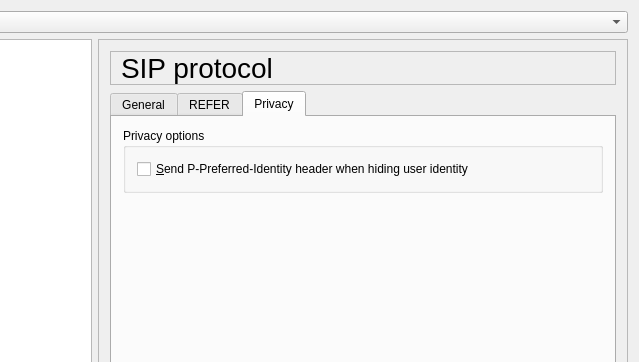
fbriere/twinkle, file src/gui/userprofileform.ui: the form before one commit; both pictures show x 138 to 777 and y 0 to 362 of the 777 by 592 pixel window.
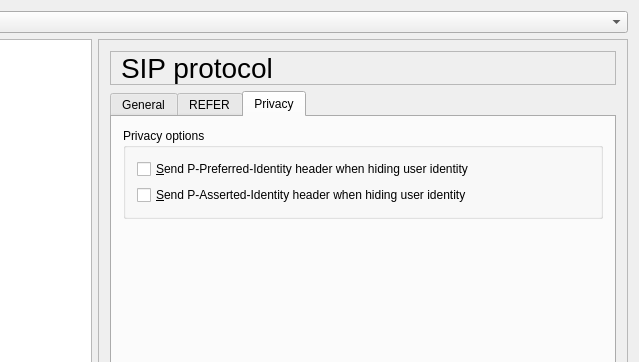
The form after the commit. The open tabs and pages were chosen to show the change. Icons and pictures are not drawn.

The edit to the form file:
```diff
--- a/src/gui/userprofileform.ui
+++ b/src/gui/userprofileform.ui
@@ -2647,6 +2647,19 @@
                 </property>
                </widget>
               </item>
+              <item>
+               <widget class="QCheckBox" name="pAssertedIdCheckBox">
+                <property name="whatsThis">
+                 <string>Include a P-Asserted-Identity header with your identity in an INVITE request for a call with identity hiding.</string>
+                </property>
+                <property name="text">
+                 <string>&amp;Send P-Asserted-Identity header when hiding user identity</string>
+                </property>
+                <property name="shortcut">
+                 <string>Alt+A</string>
+                </property>
+               </widget>
+              </item>
              </layout>
             </widget>
            </item>
```
Left out of the diff: 3 changed lines with no effect on the pictures.
